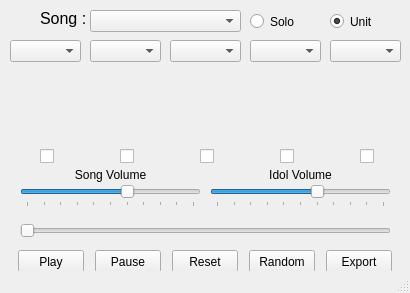
First picture: the form in mainwindow.ui, repository KinoMyu/Million-Live-Quintet-Player, before the edit.
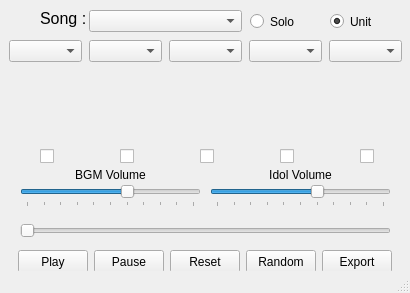
Second picture: the form after the edit.

```diff
--- a/mainwindow.ui
+++ b/mainwindow.ui
@@ -271,9 +271,9 @@
    <widget class="QComboBox" name="idolsel0">
     <property name="geometry">
      <rect>
-      <x>10</x>
+      <x>9</x>
       <y>40</y>
-      <width>71</width>
+      <width>73</width>
       <height>22</height>
      </rect>
     </property>
@@ -289,9 +289,9 @@
    <widget class="QComboBox" name="idolsel1">
     <property name="geometry">
      <rect>
-      <x>90</x>
+      <x>89</x>
       <y>40</y>
-      <width>71</width>
+      <width>73</width>
       <height>22</height>
      </rect>
     </property>
@@ -307,9 +307,9 @@
    <widget class="QComboBox" name="idolsel2">
     <property name="geometry">
      <rect>
-      <x>170</x>
+      <x>169</x>
       <y>40</y>
-      <width>71</width>
+      <width>73</width>
       <height>22</height>
      </rect>
     </property>
@@ -325,9 +325,9 @@
    <widget class="QComboBox" name="idolsel3">
     <property name="geometry">
      <rect>
-      <x>250</x>
+      <x>249</x>
       <y>40</y>
-      <width>71</width>
+      <width>73</width>
       <height>22</height>
      </rect>
     </property>
@@ -343,9 +343,9 @@
    <widget class="QComboBox" name="idolsel4">
     <property name="geometry">
      <rect>
-      <x>330</x>
+      <x>329</x>
       <y>40</y>
-      <width>71</width>
+      <width>73</width>
       <height>22</height>
      </rect>
     </property>
@@ -363,7 +363,7 @@
      <rect>
       <x>18</x>
       <y>250</y>
-      <width>66</width>
+      <width>70</width>
       <height>23</height>
      </rect>
     </property>
@@ -382,9 +382,9 @@
    <widget class="QPushButton" name="pauseButton">
     <property name="geometry">
      <rect>
-      <x>95</x>
+      <x>94</x>
       <y>250</y>
-      <width>66</width>
+      <width>70</width>
       <height>23</height>
      </rect>
     </property>
@@ -403,9 +403,9 @@
    <widget class="QPushButton" name="saveButton">
     <property name="geometry">
      <rect>
-      <x>326</x>
+      <x>322</x>
       <y>250</y>
-      <width>66</width>
+      <width>70</width>
       <height>23</height>
      </rect>
     </property>
@@ -424,9 +424,9 @@
    <widget class="QPushButton" name="resetButton">
     <property name="geometry">
      <rect>
-      <x>172</x>
+      <x>170</x>
       <y>250</y>
-      <width>66</width>
+      <width>70</width>
       <height>23</height>
      </rect>
     </property>
@@ -445,9 +445,9 @@
    <widget class="QComboBox" name="songsel">
     <property name="geometry">
      <rect>
-      <x>90</x>
+      <x>89</x>
       <y>10</y>
-      <width>151</width>
+      <width>153</width>
       <height>22</height>
      </rect>
     </property>
@@ -551,7 +551,7 @@
      <bool>false</bool>
     </property>
     <property name="text">
-     <string>Song Volume</string>
+     <string>BGM Volume</string>
     </property>
     <property name="alignment">
      <set>Qt::AlignCenter</set>
@@ -584,10 +584,10 @@
    <widget class="QLabel" name="idolimage0">
     <property name="geometry">
      <rect>
-      <x>10</x>
+      <x>9</x>
       <y>70</y>
-      <width>71</width>
-      <height>71</height>
+      <width>73</width>
+      <height>73</height>
      </rect>
     </property>
     <property name="font">
@@ -602,10 +602,10 @@
    <widget class="QLabel" name="idolimage1">
     <property name="geometry">
      <rect>
-      <x>90</x>
+      <x>89</x>
       <y>70</y>
-      <width>71</width>
-      <height>71</height>
+      <width>73</width>
+      <height>73</height>
      </rect>
     </property>
     <property name="font">
@@ -620,10 +620,10 @@
    <widget class="QLabel" name="idolimage2">
     <property name="geometry">
      <rect>
-      <x>170</x>
+      <x>169</x>
       <y>70</y>
-      <width>71</width>
-      <height>71</height>
+      <width>73</width>
+      <height>73</height>
      </rect>
     </property>
     <property name="font">
@@ -638,10 +638,10 @@
    <widget class="QLabel" name="idolimage3">
     <property name="geometry">
      <rect>
-      <x>250</x>
+      <x>249</x>
       <y>70</y>
-      <width>71</width>
-      <height>71</height>
+      <width>73</width>
+      <height>73</height>
      </rect>
     </property>
     <property name="font">
@@ -656,10 +656,10 @@
    <widget class="QLabel" name="idolimage4">
     <property name="geometry">
      <rect>
-      <x>330</x>
+      <x>329</x>
       <y>70</y>
-      <width>71</width>
-      <height>71</height>
+      <width>73</width>
+      <height>73</height>
      </rect>
     </property>
     <property name="font">
@@ -674,9 +674,9 @@
    <widget class="QPushButton" name="randomizeButton">
     <property name="geometry">
      <rect>
-      <x>249</x>
+      <x>246</x>
       <y>250</y>
-      <width>66</width>
+      <width>70</width>
       <height>23</height>
      </rect>
     </property>
```
